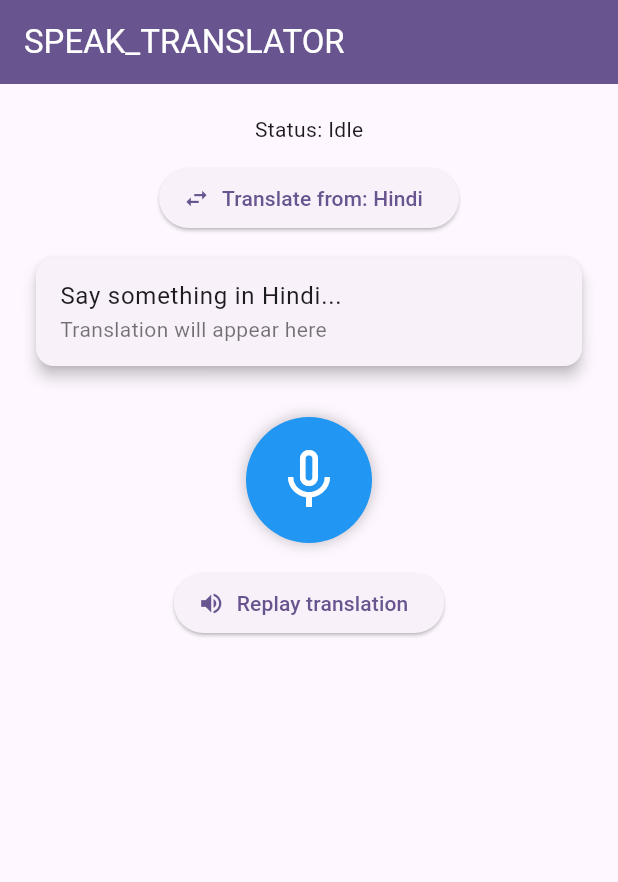
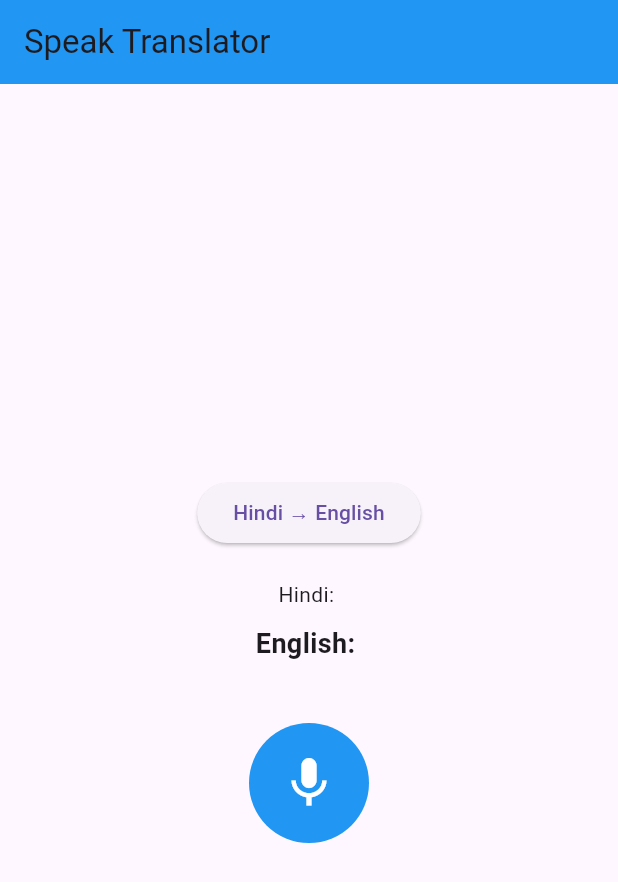
Before and after one commit to ashwanisohaan/lang_translater, a Flutter app: the screen it shows after launch, on a phone screen of 412 x 824 dp. Shown: the top 882 px of the screen. Run offline on Flutter 3.47's test engine with Material 3 defaults, Android fonts, the phone set to English and light mode, and no system bars; our stand-ins replace flutter_tts, speech_to_text; missing offline and left inert: translator.

Commit message:
translation task done

```diff
--- a/lib/main.dart
+++ b/lib/main.dart
@@ -1,8 +1,7 @@
 import 'package:flutter/material.dart';
-import 'package:permission_handler/permission_handler.dart';
-import 'package:speech_to_text/speech_to_text.dart' as stt;
+import 'package:speech_to_text/speech_to_text.dart';
+import 'package:translator/translator.dart';
 import 'package:flutter_tts/flutter_tts.dart';
-import 'package:translator/translator.dart';
 
 void main() {
   runApp(const MyApp());
@@ -14,245 +13,124 @@ class MyApp extends StatelessWidget {
   @override
   Widget build(BuildContext context) {
     return MaterialApp(
-      title: 'Speak Translator',
-      theme: ThemeData(
-        useMaterial3: true,
-        colorScheme: ColorScheme.fromSeed(seedColor: Colors.deepPurple),
-      ),
       debugShowCheckedModeBanner: false,
-      home: const MyHomePage(title: 'SPEAK_TRANSLATOR'),
+      home: SpeechTranslate(),
     );
   }
 }
 
-class MyHomePage extends StatefulWidget {
-  const MyHomePage({super.key, required this.title});
-  final String title;
 
+class SpeechTranslate extends StatefulWidget {
   @override
-  State<MyHomePage> createState() => _MyHomePageState();
+  _SpeechTranslateState createState() => _SpeechTranslateState();
 }
 
-class _MyHomePageState extends State<MyHomePage> {
-  final stt.SpeechToText _speech = stt.SpeechToText();
-  final FlutterTts _tts = FlutterTts();
+class _SpeechTranslateState extends State<SpeechTranslate> {
+  SpeechToText speech = SpeechToText();
+  bool isListening = false;
+  String hindiText = "";
+  String englishText = "";
+  bool translateToEnglish = true; // true: Hindi -> English, false: English -> Hindi
+
+
   final translator = GoogleTranslator();
-
-  bool _isListening = false;
-  String _lastWords = '';
-  String _translated = '';
-  String _status = 'Idle';
-
-  // --- NEW: Add state variables for language toggling ---
-  String _sourceLocaleId = 'hi_IN'; // Start with Hindi
-  String _targetLanguage = 'en';     // Target is English
-  String _sourceLanguageName = 'Hindi';
-
-  @override
-  void initState() {
-    super.initState();
-    _initTts();
-    // --- Listen to TTS completion to restart listening ---
-    _tts.setCompletionHandler(() {
-      if (_isListening) {
-        _restartListening();
-      }
-    });
-  }
-
-  Future<void> _initTts() async {
-    // We will set language dynamically before speaking
-    await _tts.setSpeechRate(0.5);
-    await _tts.setVolume(1.0);
-    await _tts.setPitch(1.0);
-  }
-
-  // --- NEW: Toggle the source and target languages ---
-  void _toggleLanguages() {
-    setState(() {
-      if (_sourceLocaleId == 'hi_IN') {
-        _sourceLocaleId = 'en_US';
-        _targetLanguage = 'hi';
-        _sourceLanguageName = 'English';
-      } else {
-        _sourceLocaleId = 'hi_IN';
-        _targetLanguage = 'en';
-        _sourceLanguageName = 'Hindi';
-      }
-      // Reset texts
-      _lastWords = '';
-      _translated = '';
-    });
-  }
-
-  Future<void> _startListening() async {
-    final hasPermission = await Permission.microphone.request().isGranted;
-    if (!hasPermission) {
-      setState(() => _status = 'Microphone permission denied');
-      return;
-    }
-
-    if (!_isListening) {
-      bool available = await _speech.initialize(
-        onStatus: (val) {
-          // We'll manage the status more manually now
-        },
-        onError: (err) {
-          setState(() => _status = 'Error: ${err.errorMsg}');
-          _isListening = false;
-        },
-      );
-
-      if (available) {
-        setState(() {
-          _isListening = true;
-          _status = 'Listening...';
-        });
-        _listen(); // Start the first listening session
-      } else {
-        setState(() => _status = 'Speech recognition not available');
-      }
-    }
-  }
-
-  // --- NEW: Logic to restart listening after TTS is done ---
-  void _restartListening() async {
-    setState(() => _status = 'Listening...');
-    await _listen();
-  }
-
-  // --- REFACTORED: The core listening logic ---
-  Future<void> _listen() async {
-    await _speech.listen(
-      onResult: (result) async {
-        final recognized = result.recognizedWords;
-        setState(() {
-          _lastWords = recognized;
-        });
-
-        if (result.finalResult) {
-          setState(() => _status = 'Translating...');
-          try {
-            final translation = await translator.translate(
-              recognized,
-              from: _sourceLocaleId.split('_')[0], // 'hi' or 'en'
-              to: _targetLanguage, // 'en' or 'hi'
-            );
-            setState(() {
-              _translated = translation.text;
-              _status = 'Speaking...';
-            });
-            // Set the correct TTS language before speaking
-            await _tts.setLanguage(_targetLanguage == 'hi' ? 'hi-IN' : 'en-US');
-            await _tts.speak(_translated);
-            // Don't set status to Idle here, wait for TTS completion
-          } catch (e) {
-            setState(() => _status = 'Translate/TTS error: $e');
-            // If error, try restarting listening
-            if (_isListening) _restartListening();
-          }
-        }
-      },
-      localeId: _sourceLocaleId,
-      listenFor: const Duration(seconds: 30), // Listen for a longer period
-      pauseFor: const Duration(seconds: 3),   // Time to wait after user stops talking
-      partialResults: true,
-      cancelOnError: true,
-    );
-  }
-
-  Future<void> _stopListening() async {
-    await _speech.stop();
-    await _tts.stop(); // Also stop any ongoing speech
-    setState(() {
-      _isListening = false;
-      _status = 'Stopped';
-    });
-  }
-
-  void _toggleListening() {
-    if (_isListening) {
-      _stopListening();
-    } else {
-      _startListening();
-    }
-  }
-
-  @override
-  void dispose() {
-    _speech.stop();
-    _tts.stop();
-    super.dispose();
-  }
+  final tts = FlutterTts();
 
   @override
   Widget build(BuildContext context) {
-    final color = Theme.of(context).colorScheme.primary;
     return Scaffold(
       appBar: AppBar(
-        backgroundColor: color,
-        title: Text(widget.title, style: const TextStyle(color: Colors.white)),
+        title: Text("Speak Translator"),
+        backgroundColor: Colors.blue,
       ),
-      body: Padding(
-        padding: const EdgeInsets.all(20.0),
+      body: Center(
         child: Column(
+          mainAxisAlignment: MainAxisAlignment.center,
           children: [
-            Text('Status: $_status'),
-            const SizedBox(height: 12),
-            // --- NEW: Language toggle button ---
-            ElevatedButton.icon(
-              onPressed: _toggleLanguages,
-              icon: const Icon(Icons.swap_horiz),
-              label: Text('Translate from: $_sourceLanguageName'),
+            ElevatedButton(
+              onPressed: () {
+                setState(() {
+                  translateToEnglish = !translateToEnglish;
+                });
+              },
+              child: Text(translateToEnglish ? "Hindi → English" : "English → Hindi"),
             ),
-            const SizedBox(height: 12),
-            Card(
-              elevation: 4,
-              child: ListTile(
-                title: Text(
-                  _lastWords.isEmpty ? 'Say something in $_sourceLanguageName...' : _lastWords,
-                  style: const TextStyle(fontSize: 16),
-                ),
-                subtitle: Text(
-                  _translated.isEmpty ? 'Translation will appear here' : _translated,
-                  style: const TextStyle(fontSize: 14, color: Colors.black54),
-                ),
+            SizedBox(height: 20,),
+
+
+              Text("Hindi: $hindiText"),
+
+
+              const SizedBox(height: 10),
+              Text("English: $englishText",
+                  style: TextStyle(fontSize: 18, fontWeight: FontWeight.bold)),
+
+            const SizedBox(height: 40),
+
+            // Mic Button
+            GestureDetector(
+              onTap: startListening,
+              child: Container(
+                padding: EdgeInsets.all(20),
+                decoration: BoxDecoration(
+                    shape: BoxShape.circle,
+                    color: isListening ? Colors.red : Colors.blue),
+                child: Icon(Icons.mic, size: 40, color: Colors.white),
               ),
-            ),
-            const SizedBox(height: 30),
-            Center(
-              child: GestureDetector(
-                onTap: _toggleListening,
-                child: Container(
-                  decoration: BoxDecoration(
-                    color: _isListening ? Colors.redAccent : Colors.blue,
-                    shape: BoxShape.circle,
-                    boxShadow: const [BoxShadow(color: Colors.black26, blurRadius: 8)],
-                  ),
-                  padding: const EdgeInsets.all(18),
-                  child: Icon(
-                    _isListening ? Icons.mic : Icons.mic_none,
-                    color: Colors.white,
-                    size: 48,
-                  ),
-                ),
-              ),
-            ),
-            const SizedBox(height: 16),
-            ElevatedButton.icon(
-              onPressed: () async {
-                if (_translated.isNotEmpty) {
-                  // Set correct language before replaying
-                  await _tts.setLanguage(_targetLanguage == 'hi' ? 'hi-IN' : 'en-US');
-                  await _tts.speak(_translated);
-                }
-              },
-              icon: const Icon(Icons.volume_up),
-              label: const Text('Replay translation'),
-            ),
+            )
           ],
         ),
       ),
     );
   }
+
+  /// Start Listening
+  void startListening() async {
+    bool available = await speech.initialize(
+      onStatus: (val) => print("STATUS: $val"),
+      onError: (val) => print("ERROR: $val"),
+    );
+
+    if (available) {
+      setState(() => isListening = true);
+
+      speech.listen(
+        localeId: translateToEnglish ? "hi-IN" : "en-US",
+        onResult: (val) {
+          setState(() {
+            if (translateToEnglish) {
+              hindiText = val.recognizedWords;
+            } else {
+              englishText = val.recognizedWords;
+            }
+          });
+
+          if (val.finalResult) translateAndSpeak(val.recognizedWords);
+        },
+      );
+    } else {
+      print("Speech not available");
+    }
+  }
+
+  /// Translate to English & Speak
+  void translateAndSpeak(String text) async {
+    if (translateToEnglish) {
+      var translation = await translator.translate(text, from: 'hi', to: 'en');
+      englishText = translation.text;
+      setState(() {});
+      await tts.setLanguage("en-US");
+      await tts.speak(englishText);
+    } else {
+      var translation = await translator.translate(text, from: 'en', to: 'hi');
+      hindiText = translation.text;
+      setState(() {});
+      await tts.setLanguage("hi-IN");
+      await tts.speak(hindiText);
+    }
+
+    speech.stop();
+    setState(() => isListening = false);
+  }
+
 }
--- a/pubspec.yaml
+++ b/pubspec.yaml
@@ -34,10 +34,10 @@ dependencies:
   # The following adds the Cupertino Icons font to your application.
   # Use with the CupertinoIcons class for iOS style icons.
   cupertino_icons: ^1.0.8
+  translator: ^0.1.7
+  permission_handler: ^11.3.1  # Example: Ensure it's a high version (10.x.x or 11.x.x)
   speech_to_text: ^7.3.0
   flutter_tts: ^4.2.3
-  translator: ^1.0.4+1
-  permission_handler: ^12.0.1
 
 dev_dependencies:
   flutter_test:
```
Also changed, not shown: pubspec.lock, 1 other file.
